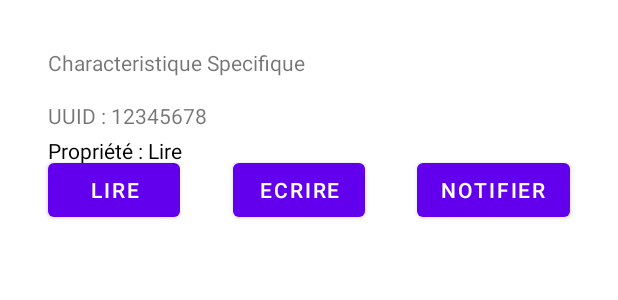
After one commit to AntoineWnr/AndroidERestaurant, an Android app: the layout cell_ble_characteristics.xml on its own in the app's theme, with its tools: preview values and no code run, on a phone screen of 412 x 824 dp. The commit adds this screen. Shown: the top 300 px of the screen. Run offline under Robolectric (Android 15) with nearby library versions, the phone set to English and light mode, and no system bars; network calls fail; Roboto replaces fonts that are not available here.

Commit message:
ble + characteristics ok no cart

```diff
--- a/app/build.gradle
+++ b/app/build.gradle
@@ -36,6 +36,7 @@ android {
 }
 
 dependencies {
+    implementation 'com.thoughtbot:expandablerecyclerview:1.4'
     implementation 'com.rowland.cartcounter:CartCounter:1.0.0-beta-2'
     implementation "androidx.swiperefreshlayout:swiperefreshlayout:1.1.0"
     implementation 'com.squareup.picasso:picasso:2.71828'
--- a/app/src/main/java/fr/isen/wynar/androiderestaurant/ble/BLEAdapter.kt
+++ b/app/src/main/java/fr/isen/wynar/androiderestaurant/ble/BLEAdapter.kt
@@ -1,4 +1,4 @@
-
+package fr.isen.wynar.androiderestaurant.ble
 import android.annotation.SuppressLint
 import android.bluetooth.le.ScanResult
 import android.view.LayoutInflater
--- /dev/null
+++ b/app/src/main/res/layout/cell_ble_characteristics.xml
@@ -0,0 +1,88 @@
+<?xml version="1.0" encoding="utf-8"?>
+<androidx.constraintlayout.widget.ConstraintLayout xmlns:android="http://schemas.android.com/apk/res/android"
+                                                   xmlns:app="http://schemas.android.com/apk/res-auto"
+                                                   xmlns:tools="http://schemas.android.com/tools"
+                                                   android:layout_width="match_parent"
+                                                   android:layout_height="wrap_content">
+
+    <TextView
+            android:id="@+id/characteristicName"
+            android:layout_width="wrap_content"
+            android:layout_height="wrap_content"
+            android:layout_marginStart="32dp"
+            android:layout_marginTop="32dp"
+            android:text="TextView"
+            app:layout_constraintStart_toStartOf="parent"
+            app:layout_constraintTop_toTopOf="parent"
+            tools:text="Characteristique Specifique" />
+
+    <TextView
+            android:id="@+id/characteristicUuid"
+            android:layout_width="wrap_content"
+            android:layout_height="wrap_content"
+            android:layout_marginStart="32dp"
+            android:layout_marginTop="16dp"
+            android:text="TextView"
+            app:layout_constraintStart_toStartOf="parent"
+            app:layout_constraintTop_toBottomOf="@+id/characteristicName"
+            tools:text="UUID : 12345678" />
+
+    <TextView
+            android:id="@+id/characteristicProperties"
+            android:layout_width="wrap_content"
+            android:layout_height="wrap_content"
+            android:layout_marginTop="4dp"
+            android:textColor="@color/black"
+            app:layout_constraintStart_toStartOf="@+id/characteristicUuid"
+            app:layout_constraintTop_toBottomOf="@+id/characteristicUuid"
+            tools:text="Propriété : Lire" />
+
+    <TextView
+            android:id="@+id/characteristicValue"
+            android:layout_width="wrap_content"
+            android:layout_height="wrap_content"
+            android:layout_marginTop="4dp"
+            android:textColor="@color/black"
+            android:visibility="gone"
+            app:layout_constraintStart_toStartOf="@+id/characteristicProperties"
+            app:layout_constraintTop_toBottomOf="@+id/characteristicProperties"
+            tools:text="Valeur : 4" />
+
+    <Button
+            android:id="@+id/readAction"
+            android:layout_width="wrap_content"
+            android:layout_height="wrap_content"
+            android:layout_marginStart="32dp"
+            android:layout_marginTop="16dp"
+            android:layout_marginBottom="32dp"
+            android:text="Lire"
+            app:layout_constraintBottom_toBottomOf="parent"
+            app:layout_constraintStart_toStartOf="parent"
+            app:layout_constraintTop_toBottomOf="@+id/characteristicUuid" />
+
+    <Button
+            android:id="@+id/writeAction"
+            android:layout_width="wrap_content"
+            android:layout_height="wrap_content"
+            android:layout_marginTop="16dp"
+            android:layout_marginBottom="32dp"
+            android:text="ecrire"
+            app:layout_constraintBottom_toBottomOf="parent"
+            app:layout_constraintEnd_toStartOf="@+id/notifyAction"
+            app:layout_constraintStart_toEndOf="@+id/readAction"
+            app:layout_constraintTop_toBottomOf="@+id/characteristicUuid"
+            app:layout_constraintVertical_bias="1.0" />
+
+    <Button
+            android:id="@+id/notifyAction"
+            android:layout_width="wrap_content"
+            android:layout_height="wrap_content"
+            android:layout_marginTop="16dp"
+            android:layout_marginEnd="32dp"
+            android:layout_marginBottom="32dp"
+            android:text="notifier"
+            app:layout_constraintBottom_toBottomOf="parent"
+            app:layout_constraintEnd_toEndOf="parent"
+            app:layout_constraintTop_toBottomOf="@+id/characteristicUuid"
+            app:layout_constraintVertical_bias="1.0" />
+</androidx.constraintlayout.widget.ConstraintLayout>
```
Also changed, not shown: app/src/main/AndroidManifest.xml (+25 -10 lines), app/src/main/java/fr/isen/wynar/androiderestaurant/ble/BLEActivity.kt (+8 -5 lines), app/src/main/java/fr/isen/wynar/androiderestaurant/ble/BLEDeviceActivity.kt (added, +164 -0 lines), app/src/main/java/fr/isen/wynar/androiderestaurant/ble/BLEService.kt (added, +8 -0 lines), app/src/main/java/fr/isen/wynar/androiderestaurant/ble/BLEUUIDAttributes.kt (added, +19 -0 lines), app/src/main/java/fr/isen/wynar/androiderestaurant/ble/BleServiceAdapter.kt (added, +208 -0 lines), app/src/main/res/layout/activity_bledevice.xml (added, +41 -0 lines), app/src/main/res/layout/cell_ble.xml (+12 -10 lines), app/src/main/res/layout/cell_ble_service.xml (added, +29 -0 lines).
